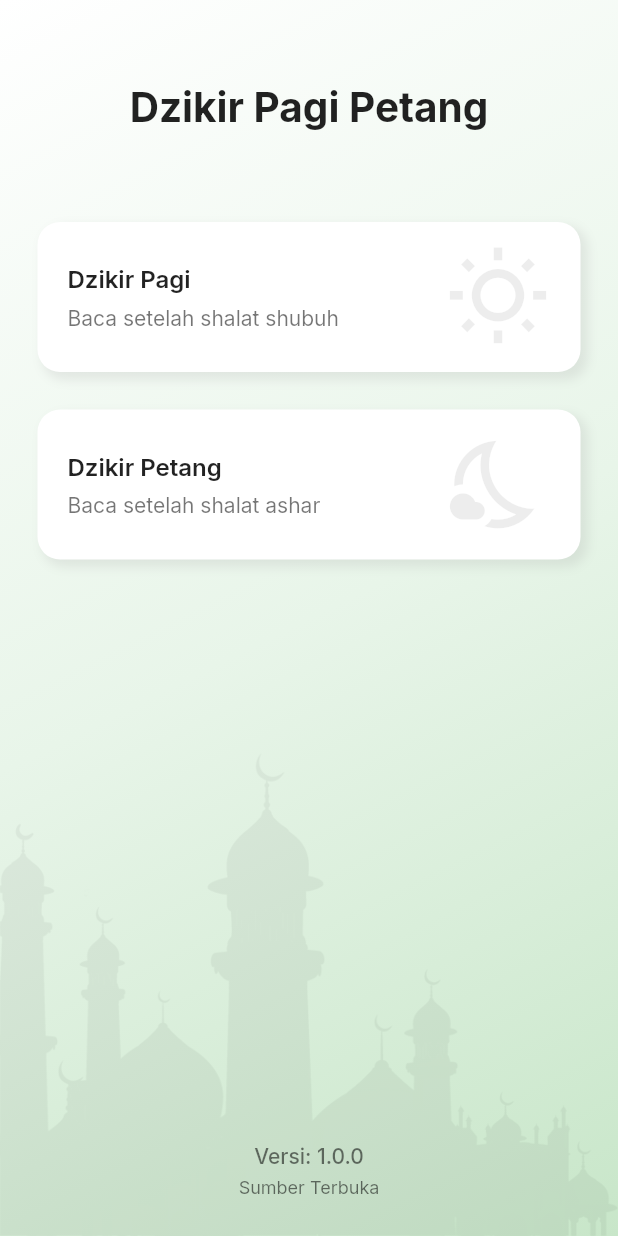
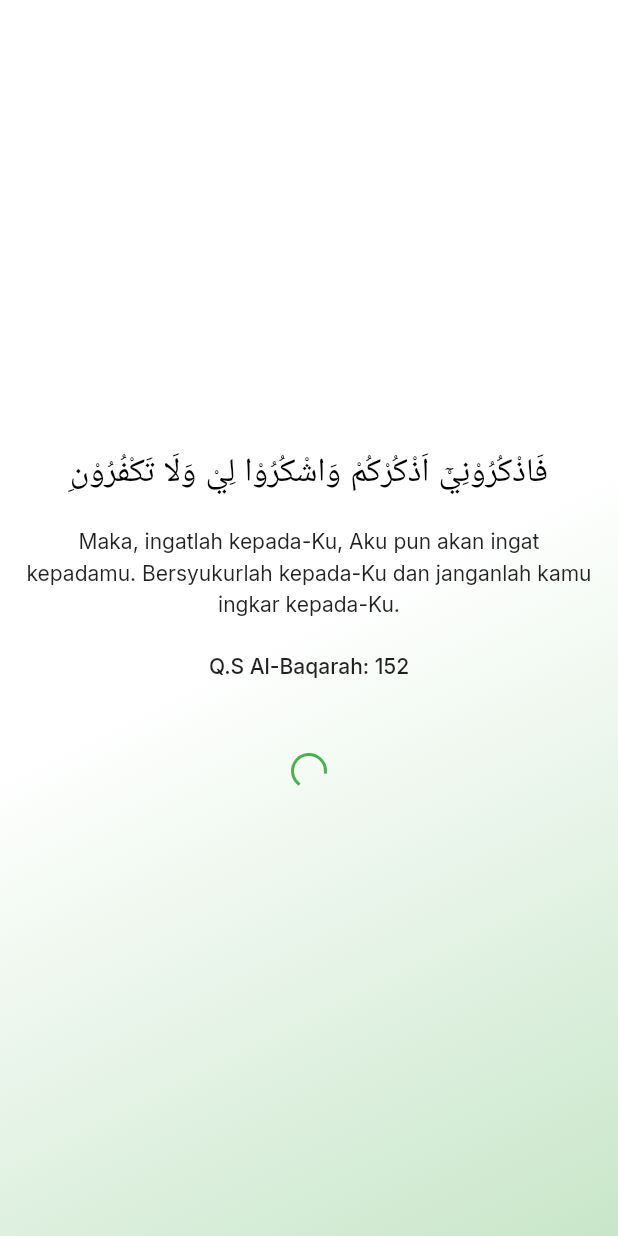
Before and after one commit to alhamda/dzikir_harian, a Flutter app: the first screen one second after launch, on a phone screen of 412 x 824 dp. Run offline on Flutter 3.47's test engine with Material 3 defaults, Android fonts, the light colour scheme and no system bars; our stand-ins replace equatable, flutter_bloc, google_fonts, shared_preferences.

Commit message:
Add splash screen

```diff
--- a/lib/main.dart
+++ b/lib/main.dart
@@ -1,5 +1,6 @@
 import 'package:dzikir_harian/cubits/setting_cubit.dart';
 import 'package:dzikir_harian/screens/home/home_screen.dart';
+import 'package:dzikir_harian/screens/splash/splash_screen.dart';
 import 'package:flutter/material.dart';
 import 'package:flutter/services.dart';
 import 'package:flutter_bloc/flutter_bloc.dart';
@@ -12,6 +13,8 @@ void main() {
     const SystemUiOverlayStyle(
       statusBarColor: Colors.white,
       statusBarIconBrightness: Brightness.dark,
+      systemNavigationBarColor: Colors.white,
+      systemNavigationBarIconBrightness: Brightness.dark,
     ),
   );
 
@@ -50,7 +53,7 @@ class DhikrApp extends StatelessWidget {
         GlobalWidgetsLocalizations.delegate,
         GlobalCupertinoLocalizations.delegate,
       ],
-      home: const HomeScreen(),
+      home: const SplashScreen(),
     );
   }
 }
--- a/lib/screens/home/widgets/action_button_widget.dart
+++ b/lib/screens/home/widgets/action_button_widget.dart
@@ -65,7 +65,7 @@ class ActionButtonWidget extends StatelessWidget {
             Icon(
               icon,
               size: 70.0,
-              color: Colors.black.withOpacity(0.07),
+              color: Colors.black.withOpacity(0.15),
             ),
           ],
         ),
--- /dev/null
+++ b/lib/screens/splash/splash_screen.dart
@@ -0,0 +1,92 @@
+import 'package:dzikir_harian/screens/home/home_screen.dart';
+import 'package:flutter/material.dart';
+import 'package:google_fonts/google_fonts.dart';
+
+class SplashScreen extends StatefulWidget {
+  const SplashScreen({super.key});
+
+  @override
+  State<SplashScreen> createState() => _SplashScreenState();
+}
+
+class _SplashScreenState extends State<SplashScreen> {
+  @override
+  void initState() {
+    super.initState();
+    Future.delayed(
+      const Duration(seconds: 3),
+      () {
+        Navigator.pushReplacement(
+          context,
+          MaterialPageRoute(
+            builder: (context) => const HomeScreen(),
+          ),
+        );
+      },
+    );
+  }
+
+  @override
+  Widget build(BuildContext context) {
+    return Scaffold(
+      backgroundColor: Colors.white,
+      body: SafeArea(
+        child: Container(
+          decoration: BoxDecoration(
+            gradient: LinearGradient(
+              colors: [
+                Colors.white,
+                Colors.white,
+                Colors.green.shade100,
+              ],
+              begin: Alignment.topLeft,
+              end: Alignment.bottomRight,
+            ),
+          ),
+          padding: const EdgeInsets.all(15.0),
+          child: Center(
+            child: Column(
+              crossAxisAlignment: CrossAxisAlignment.center,
+              mainAxisAlignment: MainAxisAlignment.center,
+              children: [
+                Text(
+                  'فَاذْكُرُوْنِيْٓ اَذْكُرْكُمْ وَاشْكُرُوْا لِيْ وَلَا تَكْفُرُوْنِ',
+                  textAlign: TextAlign.center,
+                  style: GoogleFonts.inter(
+                    fontSize: 22.0,
+                    color: Colors.black,
+                  ),
+                ),
+                const SizedBox(height: 20.0),
+                Text(
+                  'Maka, ingatlah kepada-Ku, Aku pun akan ingat kepadamu. Bersyukurlah kepada-Ku dan janganlah kamu ingkar kepada-Ku.',
+                  textAlign: TextAlign.center,
+                  style: GoogleFonts.inter(
+                    height: 1.5,
+                  ),
+                ),
+                const SizedBox(height: 20.0),
+                Text(
+                  'Q.S Al-Baqarah: 152',
+                  textAlign: TextAlign.center,
+                  style: GoogleFonts.inter(
+                    height: 1.5,
+                    fontWeight: FontWeight.w500,
+                  ),
+                ),
+                const SizedBox(height: 50.0),
+                const SizedBox(
+                  height: 22.0,
+                  width: 22.0,
+                  child: CircularProgressIndicator(
+                    strokeWidth: 2.0,
+                  ),
+                ),
+              ],
+            ),
+          ),
+        ),
+      ),
+    );
+  }
+}
```
